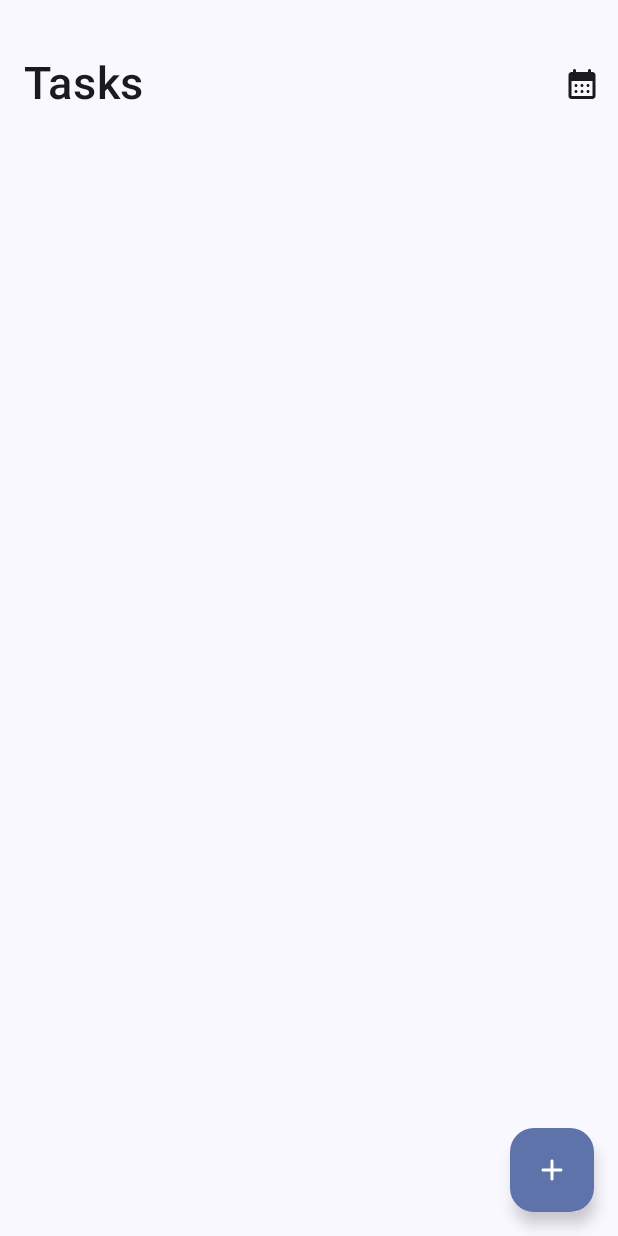
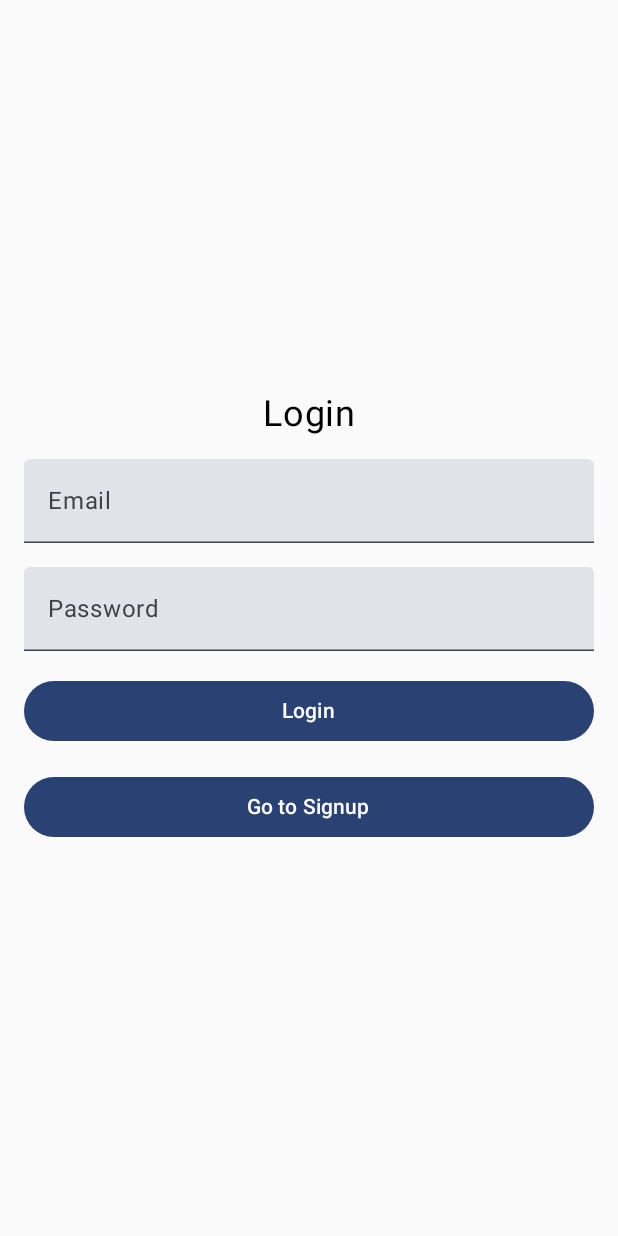
Before and after one commit to KineticCat/ihateMVVCuhateMVVC, an Android app built with Jetpack Compose: the screen it shows after launch (TasksActivity), on a phone screen of 412 x 824 dp. Run offline under Robolectric (Android 15) with nearby library versions, the phone set to English and light mode, and no system bars; our stand-ins replace Dagger/Hilt's generated code, Firebase (no records; nobody signed in at launch, a user with empty details on screens opened directly), Room's generated code.

Commit message:
registration addded

```diff
--- a/app/build.gradle.kts
+++ b/app/build.gradle.kts
@@ -4,6 +4,7 @@ plugins {
     alias(libs.plugins.hilt)
     kotlin("kapt")
     id("kotlin-parcelize")
+    id("com.google.gms.google-services")
 }
 
 android {
@@ -65,6 +66,7 @@ dependencies {
     // Dagger Hilt
     implementation(libs.hilt.android)
     implementation(libs.androidx.hilt.navigation.compose)
+    implementation(libs.firebase.auth.ktx)
     kapt(libs.hilt.compiler)
 
     // Coroutines
@@ -85,4 +87,8 @@ dependencies {
     androidTestImplementation(libs.ui.test.junit4)
     debugImplementation(libs.ui.tooling)
     debugImplementation(libs.ui.test.manifest)
+
+    implementation(platform("com.google.firebase:firebase-bom:33.0.0"))
+    implementation("com.google.firebase:firebase-analytics")
+
 }
--- /dev/null
+++ b/app/src/main/java/com/swiftlover228/composed/LoginViewModel.kt
@@ -0,0 +1,49 @@
+package com.swiftlover228.composed
+
+import androidx.lifecycle.ViewModel
+import androidx.lifecycle.viewModelScope
+import com.google.firebase.auth.FirebaseAuth
+import dagger.hilt.android.lifecycle.HiltViewModel
+import kotlinx.coroutines.flow.MutableStateFlow
+import kotlinx.coroutines.flow.StateFlow
+import kotlinx.coroutines.launch
+import javax.inject.Inject
+
+data class LoginUiState(
+    val email: String = "",
+    val password: String = "",
+    val isLoggedIn: Boolean = false,
+    val error: String? = null
+)
+
+@HiltViewModel
+class LoginViewModel @Inject constructor(
+    private val auth: FirebaseAuth
+) : ViewModel() {
+
+    private val _uiState = MutableStateFlow(LoginUiState())
+    val uiState: StateFlow<LoginUiState> = _uiState
+
+    fun onEmailChange(newEmail: String) {
+        _uiState.value = _uiState.value.copy(email = newEmail)
+    }
+
+    fun onPasswordChange(newPassword: String) {
+        _uiState.value = _uiState.value.copy(password = newPassword)
+    }
+
+    fun login() {
+        val email = _uiState.value.email
+        val password = _uiState.value.password
+        viewModelScope.launch {
+            auth.signInWithEmailAndPassword(email, password)
+                .addOnCompleteListener { task ->
+                    if (task.isSuccessful) {
+                        _uiState.value = _uiState.value.copy(isLoggedIn = true)
+                    } else {
+                        _uiState.value = _uiState.value.copy(error = task.exception?.message)
+                    }
+                }
+        }
+    }
+}
--- a/app/src/main/java/com/swiftlover228/composed/TasksActivity.kt
+++ b/app/src/main/java/com/swiftlover228/composed/TasksActivity.kt
@@ -7,10 +7,10 @@ import androidx.activity.enableEdgeToEdge
 import androidx.compose.foundation.layout.fillMaxSize
 import androidx.compose.material3.MaterialTheme
 import androidx.compose.material3.Surface
-import androidx.compose.runtime.collectAsState
-import androidx.compose.runtime.getValue
+import androidx.compose.runtime.*
 import androidx.compose.ui.Modifier
 import androidx.hilt.navigation.compose.hiltViewModel
+import com.google.firebase.auth.FirebaseAuth
 import com.swiftlover228.composed.ui.tasks.TasksScreen
 import com.swiftlover228.composed.ui.theme.TasksToDoComposeTheme
 import dagger.hilt.android.AndroidEntryPoint
@@ -22,7 +22,26 @@ class TasksActivity : ComponentActivity() {
         super.onCreate(savedInstanceState)
         setContent {
             TasksToDoComposeTheme {
+                val auth = FirebaseAuth.getInstance()
                 val taskViewModel: TasksViewModel = hiltViewModel()
+                var showLoginScreen by remember { mutableStateOf(auth.currentUser == null) }
+                var showSignupScreen by remember { mutableStateOf(false) }
+
+                if (showLoginScreen) {
+                    if (showSignupScreen) {
+                        SignupScreen(
+                            onSignupSuccess = {
+                                showSignupScreen = false
+                                showLoginScreen = false
+                            }
+                        )
+                    } else {
+                        LoginScreen(
+                            onLoginSuccess = { showLoginScreen = true },
+                            onNavigateToSignup = { showSignupScreen = true }
+                        )
+                    }
+                } else {
                     val allTasks by taskViewModel.allTasks.collectAsState()
                     Surface(
                         modifier = Modifier.fillMaxSize(),
@@ -33,10 +52,12 @@ class TasksActivity : ComponentActivity() {
                             onSortClick = taskViewModel::getData,
                             onSaveTask = taskViewModel::addTask,
                             onUpdateTask = taskViewModel::updateTask,
-                        onDeleteCompletedTasks = taskViewModel::deleteCompletedTasks
+                            onDeleteCompletedTasks = taskViewModel::deleteCompletedTasks,
+
                         )
                     }
                 }
             }
         }
     }
+}
--- /dev/null
+++ b/app/src/main/java/com/swiftlover228/composed/di/FirebaseModule.kt
@@ -0,0 +1,19 @@
+package com.swiftlover228.composed.di
+
+import com.google.firebase.auth.FirebaseAuth
+import dagger.Module
+import dagger.Provides
+import dagger.hilt.InstallIn
+import dagger.hilt.components.SingletonComponent
+import javax.inject.Singleton
+
+@Module
+@InstallIn(SingletonComponent::class)
+object FirebaseModule {
+
+    @Provides
+    @Singleton
+    fun provideFirebaseAuth(): FirebaseAuth {
+        return FirebaseAuth.getInstance()
+    }
+}
--- /dev/null
+++ b/app/src/main/java/com/swiftlover228/composed/ui/login/LoginScreen.kt
@@ -0,0 +1,65 @@
+package com.swiftlover228.composed
+
+import androidx.compose.foundation.layout.*
+import androidx.compose.material3.Button
+import androidx.compose.material3.MaterialTheme
+import androidx.compose.material3.Text
+import androidx.compose.material3.TextField
+import androidx.compose.runtime.*
+import androidx.compose.ui.Alignment
+import androidx.compose.ui.Modifier
+import androidx.compose.ui.unit.dp
+import androidx.compose.ui.unit.sp
+import androidx.hilt.navigation.compose.hiltViewModel
+import androidx.compose.ui.text.input.PasswordVisualTransformation
+
+@Composable
+fun LoginScreen(
+    onLoginSuccess: () -> Unit,
+    onNavigateToSignup: () -> Unit,
+    viewModel: LoginViewModel = hiltViewModel()
+) {
+    val uiState by viewModel.uiState.collectAsState()
+
+    Box(
+        modifier = Modifier
+            .fillMaxSize()
+            .padding(16.dp),
+        contentAlignment = Alignment.Center
+    ) {
+        Column(
+            horizontalAlignment = Alignment.CenterHorizontally,
+            verticalArrangement = Arrangement.spacedBy(16.dp)
+        ) {
+            Text("Login", fontSize = 24.sp)
+            TextField(
+                value = uiState.email,
+                onValueChange = { viewModel.onEmailChange(it) },
+                label = { Text("Email") },
+                modifier = Modifier.fillMaxWidth()
+            )
+            TextField(
+                value = uiState.password,
+                onValueChange = { viewModel.onPasswordChange(it) },
+                label = { Text("Password") },
+                visualTransformation = PasswordVisualTransformation(),
+                modifier = Modifier.fillMaxWidth()
+            )
+            Button(
+                onClick = { viewModel.login() },
+                modifier = Modifier.fillMaxWidth()
+            ) {
+                Text("Login")
+            }
+            Button(
+                onClick = { onNavigateToSignup() },
+                modifier = Modifier.fillMaxWidth()
+            ) {
+                Text("Go to Signup")
+            }
+            if (uiState.error != null) {
+                Text("Error: ${uiState.error}", color = MaterialTheme.colorScheme.error)
+            }
+        }
+    }
+}
--- a/app/src/main/java/com/swiftlover228/composed/ui/tasks/TasksScreen.kt
+++ b/app/src/main/java/com/swiftlover228/composed/ui/tasks/TasksScreen.kt
@@ -80,6 +80,7 @@ fun TasksScreen(
                         contentDescription = "sort-tasks"
                     )
                 }
+
                 if (tasksState.tasks.any { it.completed }) {
                     IconButton(onClick = { onDeleteCompletedTasks?.invoke() }) {
                         Icon(
--- /dev/null
+++ b/app/src/main/res/drawable/ic_exit.xml
@@ -0,0 +1,4 @@
+<?xml version="1.0" encoding="utf-8"?>
+<selector xmlns:android="http://schemas.android.com/apk/res/android">
+
+</selector>
--- a/build.gradle.kts
+++ b/build.gradle.kts
@@ -3,4 +3,5 @@ plugins {
     alias(libs.plugins.androidApplication) apply false
     alias(libs.plugins.kotlinAndroid) apply false
     alias(libs.plugins.hilt) apply false
+    id("com.google.gms.google-services") version "4.4.1" apply false
 }
--- a/gradle/libs.versions.toml
+++ b/gradle/libs.versions.toml
@@ -12,6 +12,7 @@ lifecycle-runtime-ktx = "2.7.0"
 activity-compose = "1.8.2"
 compose-bom = "2024.02.01"
 roomVersion = "2.6.1"
+firebaseAuthKtx = "23.0.0"
 
 [libraries]
 androidx-hilt-navigation-compose = { module = "androidx.hilt:hilt-navigation-compose", version.ref = "hiltNavigationCompose" }
@@ -37,6 +38,7 @@ ui-tooling-preview = { group = "androidx.compose.ui", name = "ui-tooling-preview
 ui-test-manifest = { group = "androidx.compose.ui", name = "ui-test-manifest" }
 ui-test-junit4 = { group = "androidx.compose.ui", name = "ui-test-junit4" }
 material3 = { group = "androidx.compose.material3", name = "material3" }
+firebase-auth-ktx = { group = "com.google.firebase", name = "firebase-auth-ktx", version.ref = "firebaseAuthKtx" }
 
 [plugins]
 androidApplication = { id = "com.android.application", version.ref = "agp" }
```
Also changed, not shown: app/src/main/java/com/swiftlover228/composed/SignupScreen.kt (added, +58 -0 lines), app/src/main/java/com/swiftlover228/composed/SignupViewModel.kt (added, +49 -0 lines), 1 other file. Lines whose indentation alone changed are shown as unchanged.
